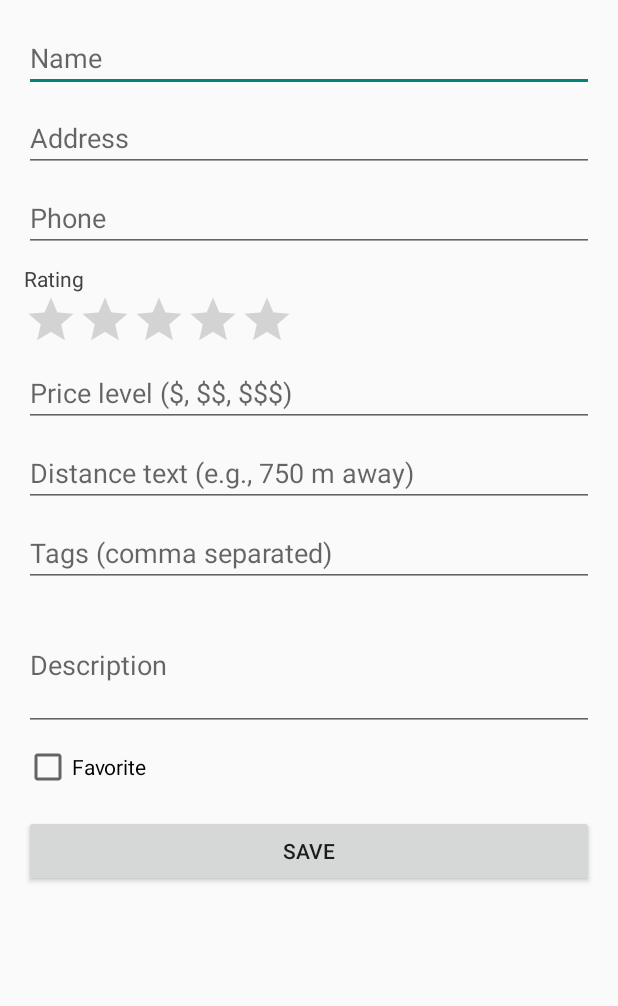
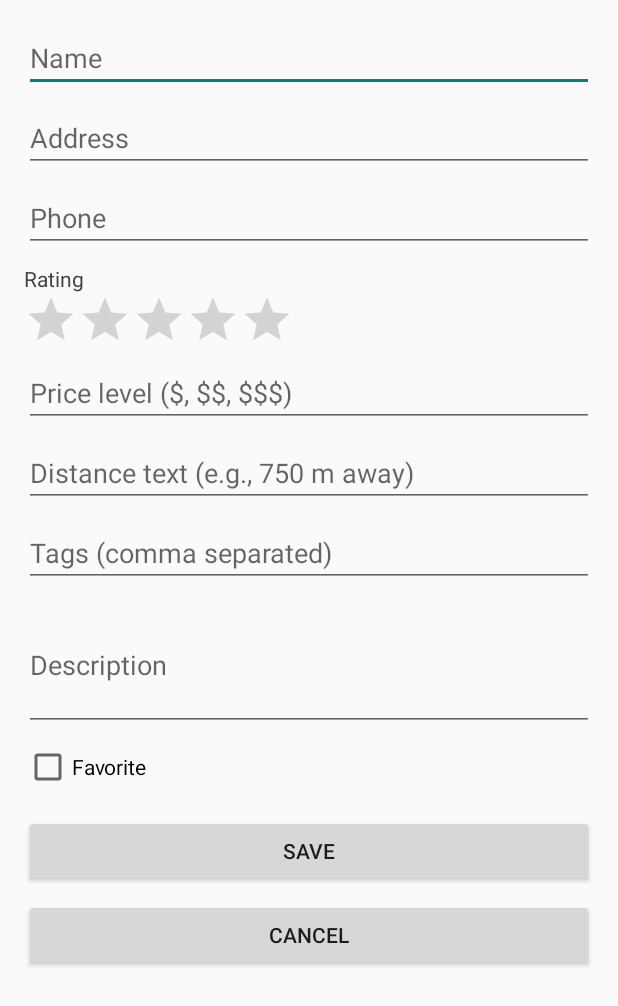
Before and after one commit to 101501186/COMP3074_Group10, an Android app: the AddEditRestaurantActivity screen opened directly, with no data from a screen before it, on a phone screen of 412 x 824 dp. Shown: the top 1006 px of the screen. Run offline under Robolectric (Android 15) with nearby library versions, the phone set to English and light mode, and no system bars; 1 statement that could not run was skipped.

Commit message:
Added a cancel button inside the add/edit restaurant to redirect the user back if they change their mind

```diff
--- a/foodspot/app/src/main/java/ca/gbc/foodspot/AddEditRestaurantActivity.java
+++ b/foodspot/app/src/main/java/ca/gbc/foodspot/AddEditRestaurantActivity.java
@@ -55,6 +55,11 @@ public class AddEditRestaurantActivity extends AppCompatActivity {
         editDescription = findViewById(R.id.editDescription);
         checkFavorite = findViewById(R.id.checkFavorite);
         Button buttonSave = findViewById(R.id.buttonSave);
+        buttonSave.setOnClickListener(v -> save());
+
+        Button buttonCancel = findViewById(R.id.buttonCancel);
+        buttonCancel.setOnClickListener(v -> finish());
+
 
         if (!Places.isInitialized()) {
             Places.initialize(getApplicationContext(), "YOUR_API_KEY_HERE");
--- a/foodspot/app/src/main/res/layout/activity_add_edit_restaurant.xml
+++ b/foodspot/app/src/main/res/layout/activity_add_edit_restaurant.xml
@@ -89,5 +89,14 @@
             android:layout_height="wrap_content"
             android:text="Save"
             android:layout_marginTop="16dp" />
+
+        <Button
+            android:id="@+id/buttonCancel"
+            android:layout_width="match_parent"
+            android:layout_height="wrap_content"
+            android:text="Cancel"
+            android:layout_marginTop="8dp" />
+
+
     </LinearLayout>
 </ScrollView>
```
